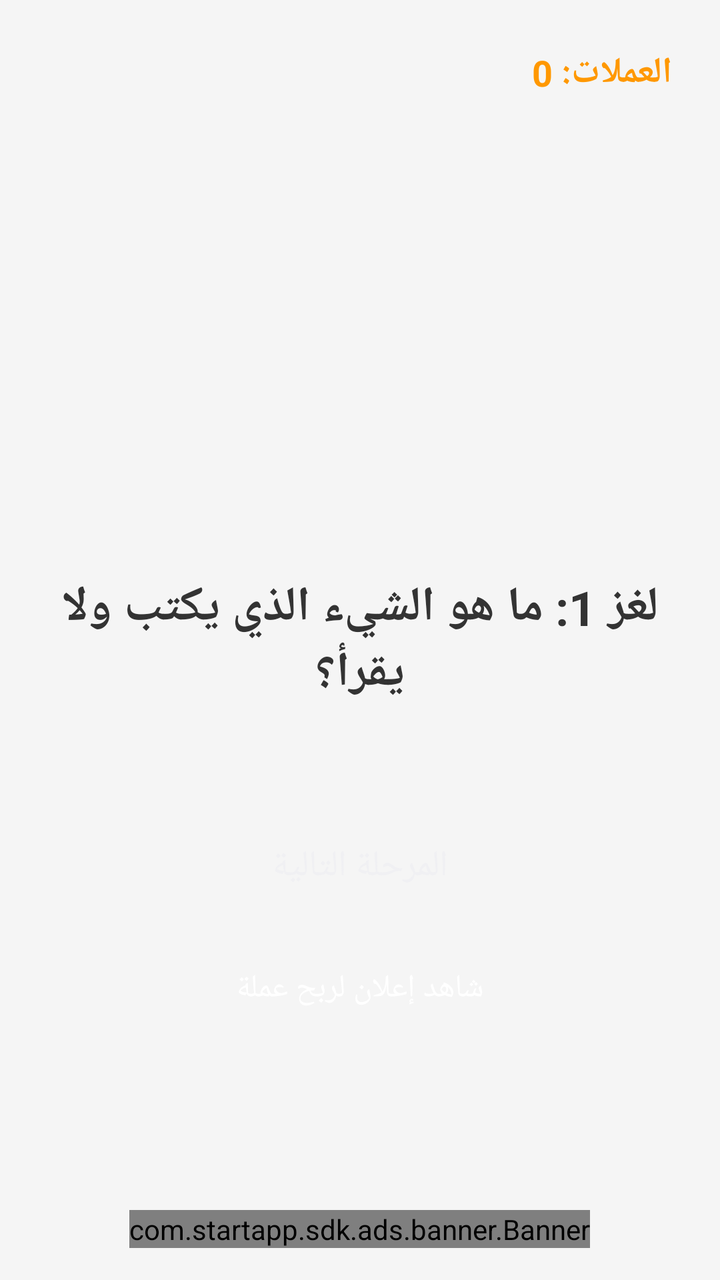
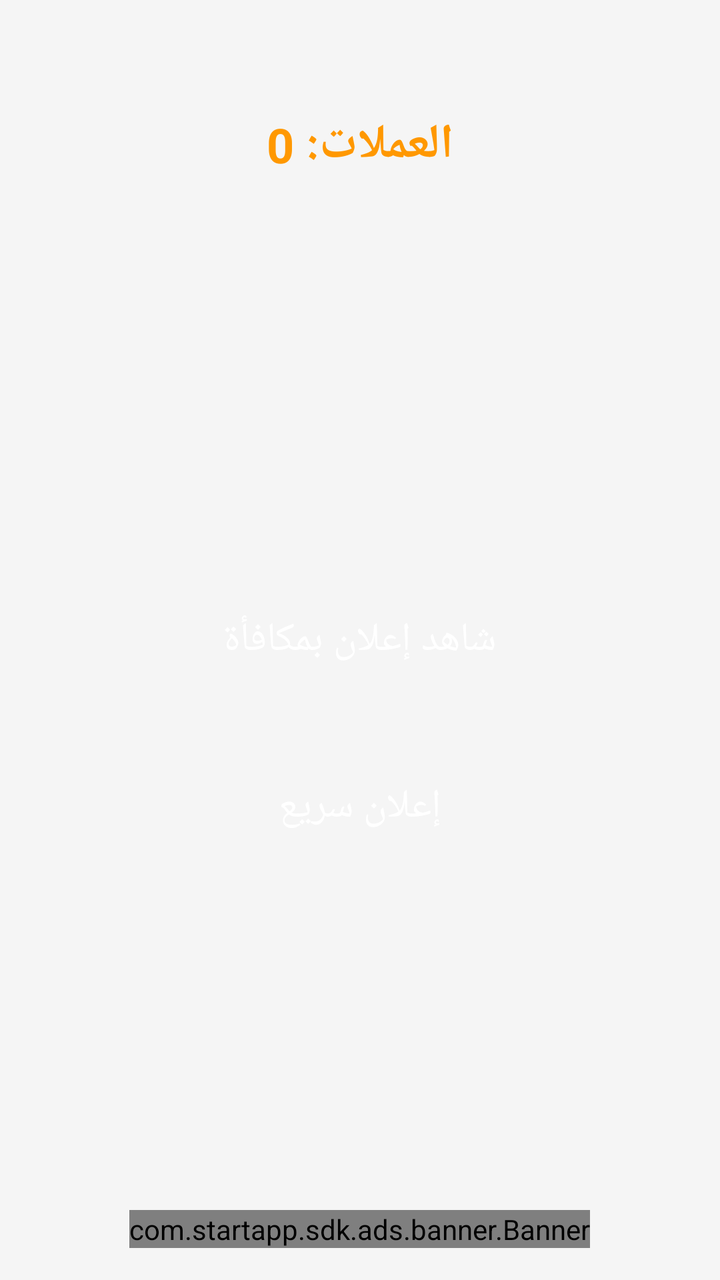

Two renders of the same Android screen: before a commit and after it. Below are the layout's source before the change and the commit's diff.
<!-- AndroidManifest.xml: activity theme Theme.MyApplication -->
<!-- res/layout/activity_main.xml -->
<?xml version="1.0" encoding="utf-8"?>
<RelativeLayout xmlns:android="http://schemas.android.com/apk/res/android"
    android:layout_width="match_parent"
    android:layout_height="match_parent"
    android:background="#F5F5F5"
    android:padding="16dp">

    <TextView
        android:id="@+id/tv_coins"
        android:layout_width="wrap_content"
        android:layout_height="wrap_content"
        android:layout_alignParentTop="true"
        android:layout_alignParentEnd="true"
        android:layout_alignParentRight="true"
        android:text="العملات: 0"
        android:textSize="18sp"
        android:textStyle="bold"
        android:textColor="#FF9800"
        android:padding="8dp" />

    <TextView
        android:id="@+id/tv_question"
        android:layout_width="wrap_content"
        android:layout_height="wrap_content"
        android:layout_centerInParent="true"
        android:text="لغز 1: ما هو الشيء الذي يكتب ولا يقرأ؟"
        android:textSize="24sp"
        android:textStyle="bold"
        android:textColor="#333333"
        android:gravity="center"
        android:layout_marginBottom="32dp" />

    <Button
        android:id="@+id/btn_next"
        android:layout_width="wrap_content"
        android:layout_height="wrap_content"
        android:layout_below="@id/tv_question"
        android:layout_centerHorizontal="true"
        android:layout_marginTop="24dp"
        android:text="المرحلة التالية"
        android:textSize="18sp"
        android:paddingLeft="32dp"
        android:paddingRight="32dp"
        android:paddingTop="12dp"
        android:paddingBottom="12dp" />

    <Button
        android:id="@+id/btn_watch_ad"
        android:layout_width="wrap_content"
        android:layout_height="wrap_content"
        android:layout_below="@id/btn_next"
        android:layout_centerHorizontal="true"
        android:layout_marginTop="16dp"
        android:text="شاهد إعلان لربح عملة"
        android:textSize="16sp"
        android:backgroundTint="#4CAF50"
        android:textColor="#FFFFFF"
        android:paddingLeft="24dp"
        android:paddingRight="24dp"
        android:paddingTop="10dp"
        android:paddingBottom="10dp" />

    
    <com.startapp.sdk.ads.banner.Banner
        android:id="@+id/startAppBanner"
        android:layout_width="wrap_content"
        android:layout_height="wrap_content"
        android:layout_alignParentBottom="true"
        android:layout_centerHorizontal="true" />

</RelativeLayout>
<!-- resources referenced by this layout -->
<resources>
  <style name="Theme.MyApplication" parent="android:Theme.DeviceDefault.NoActionBar" />
</resources>

<!-- the commit's change to res/layout/activity_main.xml (unified diff, before → after) -->
@@ -10,55 +10,43 @@
         android:layout_width="wrap_content"
         android:layout_height="wrap_content"
         android:layout_alignParentTop="true"
-        android:layout_alignParentEnd="true"
-        android:layout_alignParentRight="true"
+        android:layout_centerHorizontal="true"
         android:text="العملات: 0"
-        android:textSize="18sp"
+        android:textSize="24sp"
         android:textStyle="bold"
         android:textColor="#FF9800"
+        android:layout_marginTop="32dp"
         android:padding="8dp" />
-
-    <TextView
-        android:id="@+id/tv_question"
-        android:layout_width="wrap_content"
-        android:layout_height="wrap_content"
-        android:layout_centerInParent="true"
-        android:text="لغز 1: ما هو الشيء الذي يكتب ولا يقرأ؟"
-        android:textSize="24sp"
-        android:textStyle="bold"
-        android:textColor="#333333"
-        android:gravity="center"
-        android:layout_marginBottom="32dp" />
-
-    <Button
-        android:id="@+id/btn_next"
-        android:layout_width="wrap_content"
-        android:layout_height="wrap_content"
-        android:layout_below="@id/tv_question"
-        android:layout_centerHorizontal="true"
-        android:layout_marginTop="24dp"
-        android:text="المرحلة التالية"
-        android:textSize="18sp"
-        android:paddingLeft="32dp"
-        android:paddingRight="32dp"
-        android:paddingTop="12dp"
-        android:paddingBottom="12dp" />
 
     <Button
         android:id="@+id/btn_watch_ad"
         android:layout_width="wrap_content"
         android:layout_height="wrap_content"
-        android:layout_below="@id/btn_next"
-        android:layout_centerHorizontal="true"
-        android:layout_marginTop="16dp"
-        android:text="شاهد إعلان لربح عملة"
-        android:textSize="16sp"
+        android:layout_centerInParent="true"
+        android:text="شاهد إعلان بمكافأة"
+        android:textSize="20sp"
         android:backgroundTint="#4CAF50"
         android:textColor="#FFFFFF"
-        android:paddingLeft="24dp"
-        android:paddingRight="24dp"
-        android:paddingTop="10dp"
-        android:paddingBottom="10dp" />
+        android:paddingLeft="32dp"
+        android:paddingRight="32dp"
+        android:paddingTop="16dp"
+        android:paddingBottom="16dp" />
+
+    <Button
+        android:id="@+id/btn_interstitial"
+        android:layout_width="wrap_content"
+        android:layout_height="wrap_content"
+        android:layout_below="@id/btn_watch_ad"
+        android:layout_centerHorizontal="true"
+        android:layout_marginTop="24dp"
+        android:text="إعلان سريع"
+        android:textSize="20sp"
+        android:backgroundTint="#2196F3"
+        android:textColor="#FFFFFF"
+        android:paddingLeft="32dp"
+        android:paddingRight="32dp"
+        android:paddingTop="16dp"
+        android:paddingBottom="16dp" />
 
     
     <com.startapp.sdk.ads.banner.Banner
